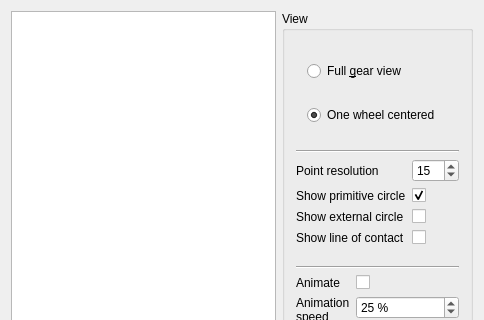
First picture: the form in mainwindow.ui, repository Klafyvel/GearFactory, before the edit; both pictures show x 0 to 484 and y 0 to 320 of the 484 by 534 pixel window.
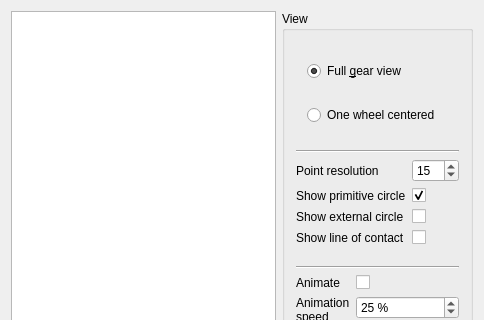
Second picture: the form after the edit.

What changed in the file:
```diff
--- a/mainwindow.ui
+++ b/mainwindow.ui
@@ -50,6 +50,9 @@
             <property name="text">
              <string>Full &amp;gear view</string>
             </property>
+            <property name="checked">
+             <bool>true</bool>
+            </property>
             <attribute name="buttonGroup">
              <string notr="true">viewButtonGroup</string>
             </attribute>
@@ -61,7 +64,7 @@
              <string>One wheel centered</string>
             </property>
             <property name="checked">
-             <bool>true</bool>
+             <bool>false</bool>
             </property>
             <attribute name="buttonGroup">
              <string notr="true">viewButtonGroup</string>
```
Left out of the diff: 8 changed lines with no effect on the pictures.
